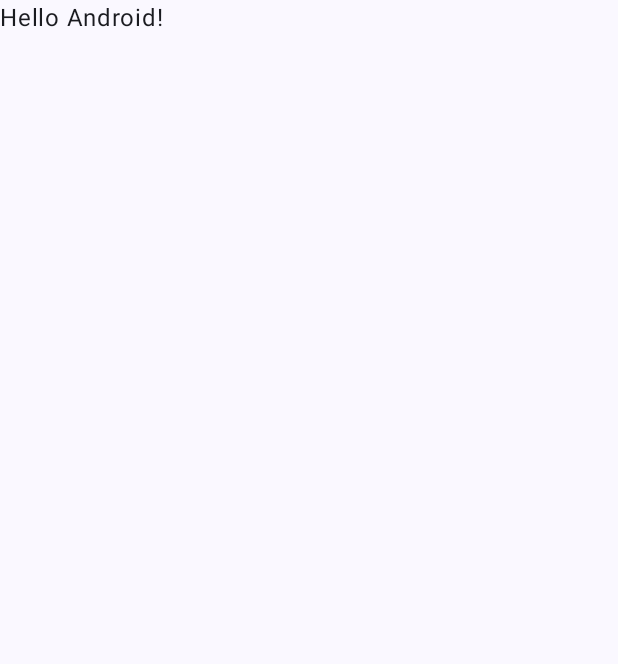
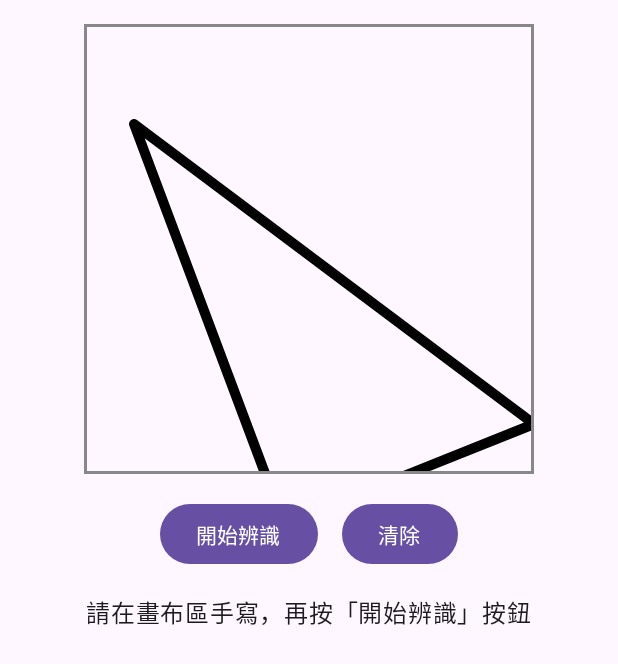
Before and after one commit to jg851/DigitalInk, an Android app built with Jetpack Compose: the screen it shows after launch (MainActivity), on a phone screen of 412 x 824 dp. Before the commit the part shown is almost empty. Shown: the top 664 px of the screen. Run offline under Robolectric (Android 15) with nearby library versions, the phone set to English and light mode, and no system bars.

Commit message:
v1:繪製路徑及清除

```diff
--- a/app/src/main/java/tw/edu/pu/csim/tcyang/digitalink/MainActivity.kt
+++ b/app/src/main/java/tw/edu/pu/csim/tcyang/digitalink/MainActivity.kt
@@ -4,24 +4,48 @@ import android.os.Bundle
 import androidx.activity.ComponentActivity
 import androidx.activity.compose.setContent
 import androidx.activity.enableEdgeToEdge
+import androidx.compose.foundation.Canvas
+import androidx.compose.foundation.border
+import androidx.compose.foundation.gestures.detectDragGestures
+import androidx.compose.foundation.layout.Arrangement
+import androidx.compose.foundation.layout.Column
+import androidx.compose.foundation.layout.Row
+import androidx.compose.foundation.layout.Spacer
 import androidx.compose.foundation.layout.fillMaxSize
+import androidx.compose.foundation.layout.fillMaxWidth
+import androidx.compose.foundation.layout.height
 import androidx.compose.foundation.layout.padding
+import androidx.compose.foundation.layout.size
+import androidx.compose.foundation.layout.width
+import androidx.compose.material3.Button
+import androidx.compose.material3.MaterialTheme
 import androidx.compose.material3.Scaffold
 import androidx.compose.material3.Text
 import androidx.compose.runtime.Composable
+import androidx.compose.runtime.getValue
+import androidx.compose.runtime.mutableIntStateOf
+import androidx.compose.runtime.mutableStateOf
+import androidx.compose.runtime.remember
+import androidx.compose.runtime.setValue
+import androidx.compose.ui.Alignment
 import androidx.compose.ui.Modifier
-import androidx.compose.ui.tooling.preview.Preview
-import tw.edu.pu.csim.tcyang.digitalink.ui.theme.DigitalInkTheme
+import androidx.compose.ui.draw.clipToBounds
+import androidx.compose.ui.graphics.Color
+import androidx.compose.ui.graphics.Path
+import androidx.compose.ui.graphics.StrokeCap
+import androidx.compose.ui.graphics.StrokeJoin
+import androidx.compose.ui.graphics.drawscope.Stroke
+import androidx.compose.ui.input.pointer.pointerInput
+import androidx.compose.ui.unit.dp
 
 class MainActivity : ComponentActivity() {
     override fun onCreate(savedInstanceState: Bundle?) {
         super.onCreate(savedInstanceState)
         enableEdgeToEdge()
         setContent {
-            DigitalInkTheme {
+            MaterialTheme {
                 Scaffold(modifier = Modifier.fillMaxSize()) { innerPadding ->
-                    Greeting(
-                        name = "Android",
+                    Doodle(
                         modifier = Modifier.padding(innerPadding)
                     )
                 }
@@ -31,17 +55,131 @@ class MainActivity : ComponentActivity() {
 }
 
 @Composable
-fun Greeting(name: String, modifier: Modifier = Modifier) {
-    Text(
-        text = "Hello $name!",
+fun Doodle(modifier: Modifier = Modifier) {
+    val defaultPrompt = "請在畫布區手寫，再按「開始辨識」按鈕"
+    var recognizedText by remember { mutableStateOf(defaultPrompt) }
+    var strokeCount by remember { mutableIntStateOf(0) }
+    var hasActiveStroke by remember { mutableStateOf(false) }
+
+    // 建立一個路徑物件（使用 apply 簡化，保留初始三角形）
+    var path by remember {
+        mutableStateOf(
+            Path().apply {
+                moveTo(50f, 100f)  // 移動到起始點 (50f, 100f)
+                lineTo(200f, 500f) // 畫一條線到 (200f, 500f)
+                lineTo(450f, 400f) // 畫一條線到 (450f, 400f)
+                close()            // 閉合路徑
+            }
+        )
+    }
+
+    Column(
         modifier = modifier
-    )
-}
+            .fillMaxSize()
+            .padding(top = 16.dp),
+        horizontalAlignment = Alignment.CenterHorizontally
+    ) {
+        Canvas(
+            modifier = Modifier
+                .size(300.dp)
+                .border(2.dp, Color.Gray)
+                .clipToBounds()
+                .pointerInput(Unit) {
+                    // 監聽拖曳手勢
+                    detectDragGestures(
+                        onDragStart = { offset -> /* 手指按下 */
+                            // 按下：記錄 Path 起點
+                            val x = offset.x
+                            val y = offset.y
+                            path.moveTo(x, y)
+                            hasActiveStroke = true
+                        },
+                        onDrag = { change, dragAmount -> /* 手指移動 */
+                            @Suppress("UNUSED_VARIABLE")
+                            val dx = dragAmount.x
+                            @Suppress("UNUSED_VARIABLE")
+                            val dy = dragAmount.y
 
-@Preview(showBackground = true)
-@Composable
-fun GreetingPreview() {
-    DigitalInkTheme {
-        Greeting("Android")
+                            // 消費拖曳事件（避免影響父層元件手勢）
+                            // 這個移動手勢已經被 Canvas 處理，請不要再傳給外層的其他元件
+                            change.consume()
+
+                            // 移動：拉線並加入點座標
+                            val x = change.position.x
+                            val y = change.position.y
+                            path.lineTo(x, y)
+
+                            // 複製出一個內容一模一樣、但記憶體位址全新的 Path 物件
+                            // 並指派回 path，藉此強制 Compose 重繪 Canvas 畫面
+                            val tempPath = Path()
+                            tempPath.addPath(path)
+                            path = tempPath
+                        },
+                        onDragEnd = { /* 手指離開 */
+                            if (hasActiveStroke) {
+                                strokeCount++
+                                hasActiveStroke = false
+                            }
+                        },
+                        onDragCancel = { /* 手勢中斷 */
+                            hasActiveStroke = false
+                        }
+                    )
+                }
+        ) {
+            // 繪製黑色路徑，透明度 1（不透明），線條粗細 10
+            drawPath(
+                path = path,
+                color = Color.Black,
+                alpha = 1f,
+                style = Stroke(
+                    width = 10f,
+                    cap = StrokeCap.Round,
+                    join = StrokeJoin.Round
+                )
+            )
+        }
+
+        Spacer(modifier = Modifier.height(16.dp))
+
+        Row(
+            modifier = Modifier.fillMaxWidth(),
+            horizontalArrangement = Arrangement.Center,
+            verticalAlignment = Alignment.CenterVertically
+        ) {
+            // 開始辨識
+            Button(
+                onClick = {
+                    recognizedText = if (strokeCount == 0) {
+                        "尚未偵測到筆畫，請先在畫布區手寫"
+                    } else {
+                        "已記錄 $strokeCount 筆手寫軌跡（待串接辨識模型）"
+                    }
+                }
+            ) {
+                Text("開始辨識")
+            }
+
+            Spacer(modifier = Modifier.width(16.dp))
+
+            // 清除畫布
+            Button(
+                onClick = {
+                    path = Path()
+                    strokeCount = 0
+                    hasActiveStroke = false
+                    recognizedText = defaultPrompt
+                }
+            ) {
+                Text("清除")
+            }
+        }
+
+        Spacer(modifier = Modifier.height(16.dp))
+
+        Text(
+            text = recognizedText,
+            modifier = Modifier.padding(horizontal = 16.dp)
+        )
     }
 }
```
